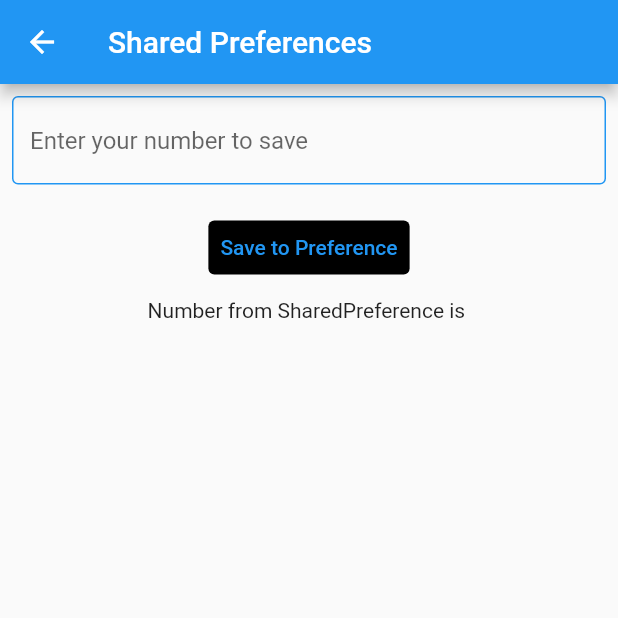
After one commit to zamizayn/Tutorial-Project, a Flutter app: the SharedPrefs screen opened directly, after a tap on "Save to Preference", on a phone screen of 412 x 824 dp, the top half of it. The commit adds this screen. Run offline on Flutter 3.47's test engine with Material 2 defaults, Android fonts, the phone set to English and light mode, and no system bars; drawn by our look-alikes of show_up_animation; our stand-ins replace cached_network_image, dropdown_button2, flutter_rating_bar, fluttertoast, loader_overlay, shared_preferences and 1 more; missing offline and left inert: dropdown_plus; accounts and stored records are empty; network calls fail.

Commit message:
minor changes

```diff
--- /dev/null
+++ b/lib/homePage/sharedPrefs.dart
@@ -0,0 +1,98 @@
+import 'dart:developer';
+
+import 'package:flutter/material.dart';
+import 'package:shared_preferences/shared_preferences.dart';
+import 'package:show_up_animation/show_up_animation.dart';
+
+class SharedPrefs extends StatefulWidget {
+  const SharedPrefs({Key? key}) : super(key: key);
+
+  @override
+  _SharedPrefsState createState() => _SharedPrefsState();
+}
+
+class _SharedPrefsState extends State<SharedPrefs> {
+  TextEditingController controller = TextEditingController();
+  String? phoneNumber = "";
+
+  @override
+  void initState() {
+    super.initState();
+    readFromPrefs();
+  }
+
+  @override
+  Widget build(BuildContext context) {
+    return Scaffold(
+      appBar: AppBar(
+        title: Text("Shared Preferences"),
+      ),
+      body: Column(
+        children: [
+          Padding(
+            padding: const EdgeInsets.all(8),
+            child: TextField(
+              maxLength: 10,
+              keyboardType: TextInputType.number,
+              decoration: new InputDecoration(
+                counterText: "",
+                hintText: "Enter your number to save",
+                focusedBorder: OutlineInputBorder(
+                    borderSide: BorderSide(color: Colors.blue, width: 1),
+                    borderRadius: BorderRadius.circular(10)),
+                enabledBorder: const OutlineInputBorder(
+                  borderSide: const BorderSide(color: Colors.blue, width: 1.0),
+                ),
+              ),
+              controller: controller,
+            ),
+          ),
+          SizedBox(
+            height: 10,
+          ),
+          ShowUpAnimation(
+            delayStart: Duration(seconds: 0),
+            animationDuration: Duration(seconds: 3),
+            curve: Curves.easeOut,
+            direction: Direction.horizontal,
+            offset: 5,
+            child: TextButton(
+                style: ButtonStyle(
+                    backgroundColor: MaterialStateProperty.all(Colors.black)),
+                onPressed: () {
+                  saveToPrefs(controller.text.toString());
+                },
+                child: Text("Save to Preference")),
+          ),
+          SizedBox(
+            height: 10,
+          ),
+          phoneNumber != null
+              ? Text("Number from SharedPreference is " + phoneNumber!)
+              : Text("Not saved anything")
+        ],
+      ),
+    );
+  }
+
+  Future<String> saveToPrefs(String value) async {
+    log("Value from textfield" + value);
+    SharedPreferences preferences = await SharedPreferences.getInstance();
+    await preferences.setString("phone_number", value);
+    readFromPrefs();
+    return "";
+  }
+
+  Future<String> readFromPrefs() async {
+    String? data = "";
+    SharedPreferences preferences = await SharedPreferences.getInstance();
+    data = await preferences.getString("phone_number");
+    phoneNumber = data;
+    //for removing value from preference
+    //  preferences.remove("phone_number");
+    setState(() {});
+    //log("Saved Data is " + data!);
+
+    return data!;
+  }
+}
--- a/pubspec.yaml
+++ b/pubspec.yaml
@@ -43,6 +43,9 @@ dependencies:
   flutter_rating_bar: ^4.0.0
   dropdown_plus: ^0.0.9
   dropdown_button2: ^1.0.7
+  shared_preferences: ^2.0.12
+  show_up_animation: ^2.0.0
+
 
 dev_dependencies:
   flutter_test:
```
Also changed, not shown: lib/homePage/currentLocation.dart (added, +28 -0 lines), lib/homePage/homePage.dart (+39 -1 lines), pubspec.lock, 1 other file.
